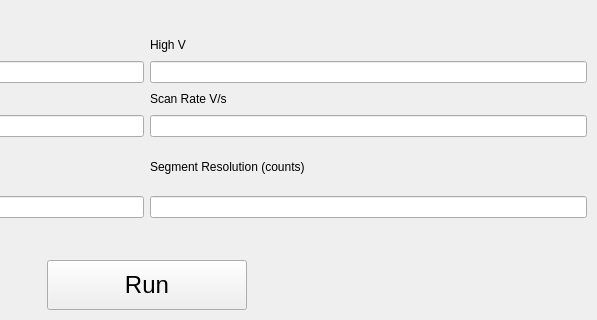
Qt form CV_Form.ui (KLDistance/PyFSCV) before a commit; both pictures show x 303 to 900 and y 380 to 700 of the 900 by 700 pixel window.
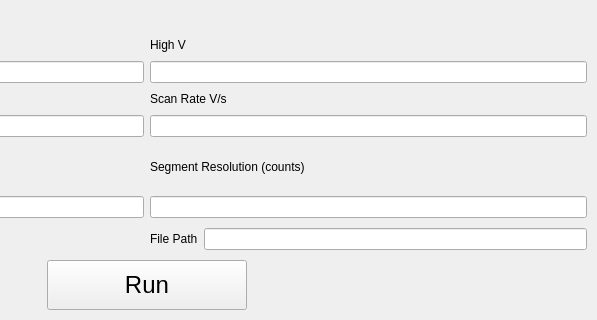
The same form after that commit. Custom widgets are drawn as their Qt base class.

Commit message: customized file path and end-of-execution data flushing

```diff
--- a/CV_Form.ui
+++ b/CV_Form.ui
@@ -151,6 +151,20 @@
         </property>
        </widget>
       </item>
+      <item row="6" column="1">
+       <layout class="QHBoxLayout" name="horizontalLayout_2">
+        <item>
+         <widget class="QLabel" name="label_filepath">
+          <property name="text">
+           <string>File Path</string>
+          </property>
+         </widget>
+        </item>
+        <item>
+         <widget class="QLineEdit" name="lineEdit_filepath"/>
+        </item>
+       </layout>
+      </item>
      </layout>
     </item>
     <item>
```
The commit also changes 2 other files.
